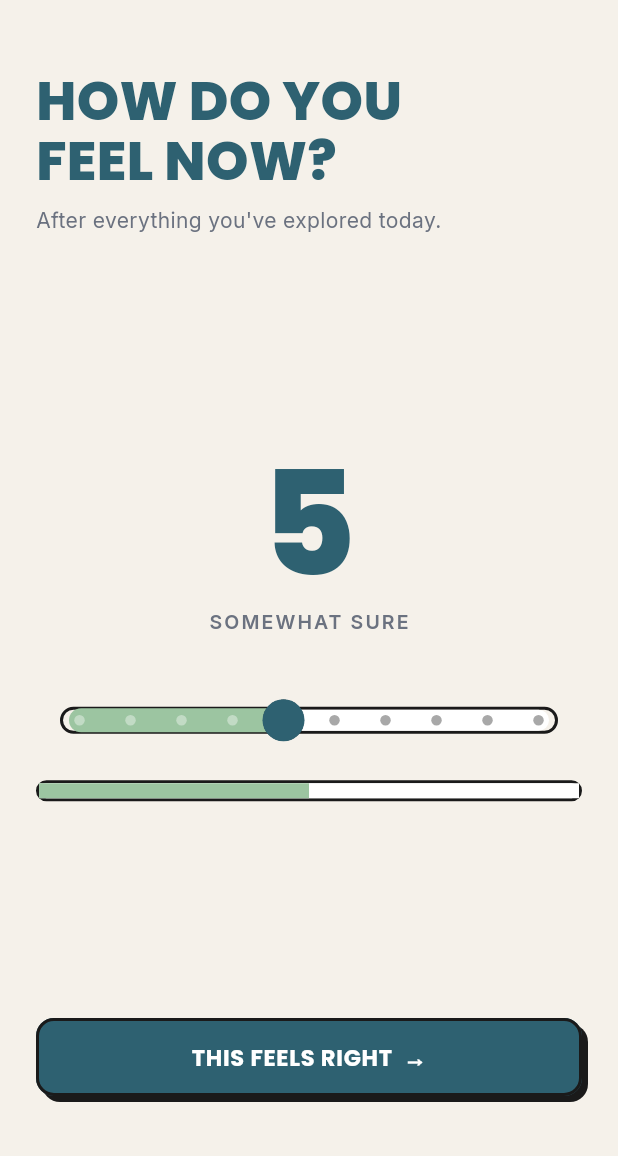
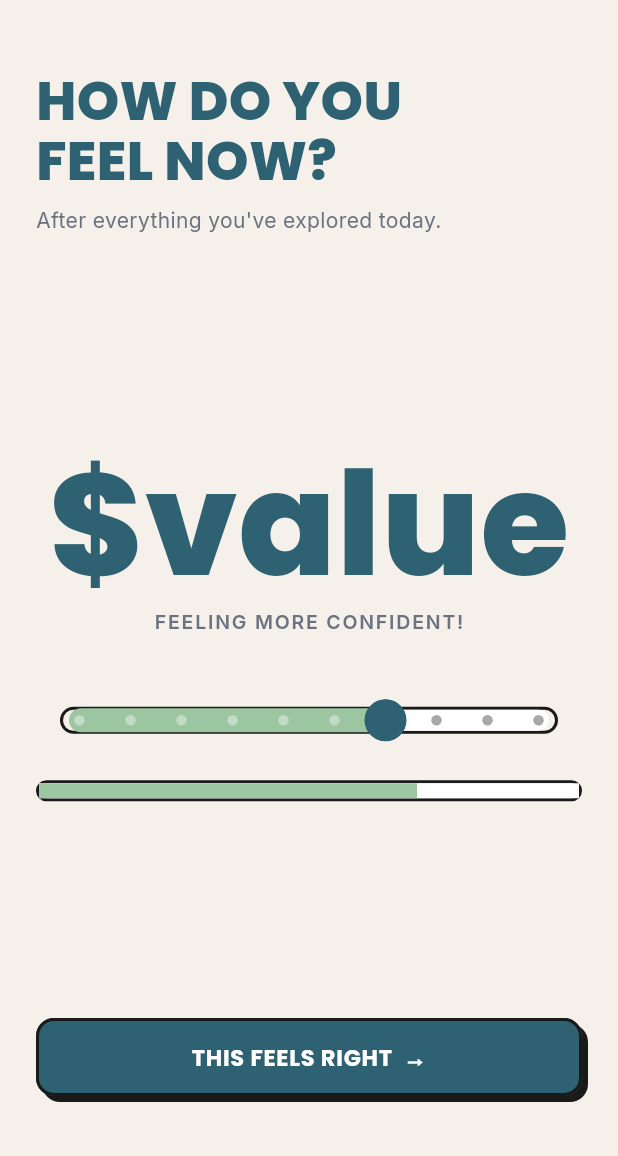
Before and after one commit to MI-TECHDLIN/drim-ai, a Flutter app: the ConfidenceCheckScreen screen opened directly with empty values, on a phone screen of 412 x 824 dp, the part 80-1236 px from its top. Run offline on Flutter 3.47's test engine with Material 3 defaults, Android fonts, the phone set to English and light mode, and no system bars; our stand-ins replace flutter_riverpod, go_router, google_fonts, supabase_flutter; accounts and stored records are empty.

Commit message:
feat: pre and post confidence system for ux experience

```diff
--- a/lib/features/confidence/confidence_check_screen.dart
+++ b/lib/features/confidence/confidence_check_screen.dart
@@ -11,7 +11,7 @@ import '../../widgets/drim_logo.dart';
 import 'widgets/confidence_meter.dart';
 
 class ConfidenceCheckScreen extends ConsumerStatefulWidget {
-  final String phase; // 'pre' | 'post'
+  final String phase;
 
   const ConfidenceCheckScreen({super.key, required this.phase});
 
@@ -21,10 +21,17 @@ class ConfidenceCheckScreen extends ConsumerStatefulWidget {
 }
 
 class _ConfidenceCheckScreenState extends ConsumerState<ConfidenceCheckScreen> {
-  int _value = 5;
+  // Post-check starts at 7 to feel more confident by default
+  late int _value;
   bool _isLoading = false;
 
   bool get _isPre => widget.phase == 'pre';
+
+  @override
+  void initState() {
+    super.initState();
+    _value = _isPre ? 5 : 7;
+  }
 
   String get _headline =>
       _isPre ? 'HOW SURE\nARE YOU?' : 'HOW DO YOU\nFEEL NOW?';
@@ -35,17 +42,17 @@ class _ConfidenceCheckScreenState extends ConsumerState<ConfidenceCheckScreen> {
 
   Future<void> _submit() async {
     setState(() => _isLoading = true);
-
     try {
       await ref
           .read(profileRepositoryProvider)
           .saveConfidenceScore(phase: widget.phase, score: _value);
     } catch (_) {
-      // Non-blocking — continue the journey even if save fails
+      // Non-blocking — continue even if save fails
     } finally {
       if (mounted) {
         setState(() => _isLoading = false);
-        context.go(_isPre ? '/quiz' : '/home');
+        // Pre → quiz | Post → delta result screen
+        context.go(_isPre ? '/quiz' : '/confidence-delta');
       }
     }
   }
@@ -81,7 +88,6 @@ class _ConfidenceCheckScreenState extends ConsumerState<ConfidenceCheckScreen> {
 
               const SizedBox(height: AppSpacing.sm),
 
-              // ── Subtext ───────────────────────────────────────────────
               Text(
                 _subtext,
                 style: GoogleFonts.inter(
@@ -96,12 +102,13 @@ class _ConfidenceCheckScreenState extends ConsumerState<ConfidenceCheckScreen> {
               // ── Confidence meter (signature element) ──────────────────
               ConfidenceMeter(
                 value: _value,
+                isPost: !_isPre,
                 onChanged: (v) => setState(() => _value = v),
               ),
 
               const Spacer(),
 
-              // ── CTA button ────────────────────────────────────────────
+              // ── CTA ───────────────────────────────────────────────────
               Container(
                 decoration: BoxDecoration(
                   borderRadius: BorderRadius.circular(AppRadii.md),
--- a/lib/features/confidence/widgets/confidence_meter.dart
+++ b/lib/features/confidence/widgets/confidence_meter.dart
@@ -7,14 +7,23 @@ import '../../../theme/app_spacing.dart';
 class ConfidenceMeter extends StatelessWidget {
   final int value;
   final ValueChanged<int> onChanged;
+  final bool isPost;
 
   const ConfidenceMeter({
     super.key,
     required this.value,
     required this.onChanged,
+    this.isPost = false,
   });
 
   String get _label {
+    if (isPost) {
+      if (value <= 3) return 'STILL FINDING MY WAY';
+      if (value <= 5) return 'GETTING CLEARER';
+      if (value <= 7) return 'FEELING MORE CONFIDENT!';
+      if (value <= 9) return 'MUCH MORE CONFIDENT!';
+      return 'FULLY CONFIDENT!';
+    }
     if (value <= 2) return 'NOT SURE AT ALL';
     if (value <= 4) return 'NOT VERY SURE YET';
     if (value <= 6) return 'SOMEWHAT SURE';
@@ -26,9 +35,8 @@ class ConfidenceMeter extends StatelessWidget {
   Widget build(BuildContext context) {
     return Column(
       children: [
-        // ── Large number ─────────────────────────────────────────────
         Text(
-          '$value',
+          '\$value',
           style: GoogleFonts.poppins(
             fontSize: 96,
             fontWeight: FontWeight.w800,
@@ -39,26 +47,23 @@ class ConfidenceMeter extends StatelessWidget {
 
         const SizedBox(height: AppSpacing.sm),
 
-        // ── Confidence label ──────────────────────────────────────────
         Text(
           _label,
           style: GoogleFonts.inter(
             fontSize: 13,
             fontWeight: FontWeight.w600,
             color: AppColors.muted,
-            letterSpacing: 1.4,
+            letterSpacing: 1.2,
           ),
         ),
 
         const SizedBox(height: AppSpacing.xl),
 
-        // ── Slider with bordered track ────────────────────────────────
         SizedBox(
           height: 48,
           child: Stack(
             alignment: Alignment.center,
             children: [
-              // Visual border overlay on the track region only
               Positioned(
                 left: 16,
                 right: 16,
@@ -70,7 +75,6 @@ class ConfidenceMeter extends StatelessWidget {
                   ),
                 ),
               ),
-              // Functional slider
               SliderTheme(
                 data: SliderThemeData(
                   trackHeight: 14,
@@ -83,9 +87,7 @@ class ConfidenceMeter extends StatelessWidget {
                     pressedElevation: 0,
                   ),
                   overlayColor: AppColors.anchor.withOpacity(0.12),
-                  overlayShape: const RoundSliderOverlayShape(
-                    overlayRadius: 22,
-                  ),
+                  overlayShape: const RoundSliderOverlayShape(overlayRadius: 22),
                   trackShape: const RoundedRectSliderTrackShape(),
                 ),
                 child: Slider(
@@ -102,7 +104,6 @@ class ConfidenceMeter extends StatelessWidget {
 
         const SizedBox(height: AppSpacing.md),
 
-        // ── Animated sage progress bar (signature element) ────────────
         Container(
           height: 14,
           clipBehavior: Clip.hardEdge,
```
